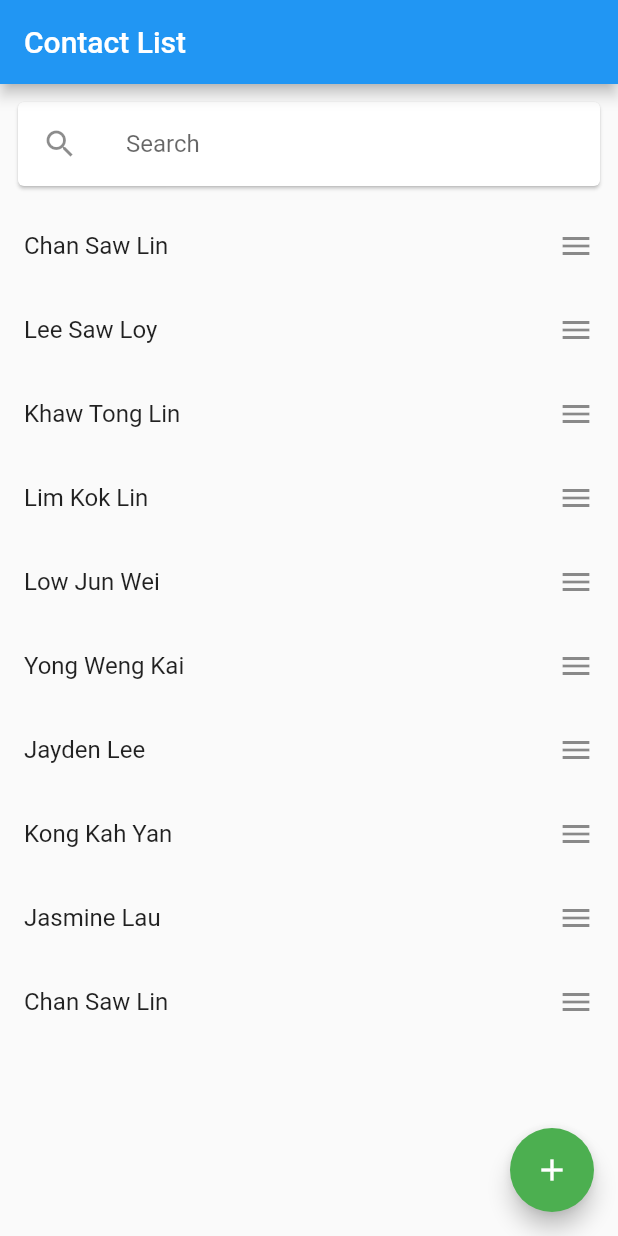
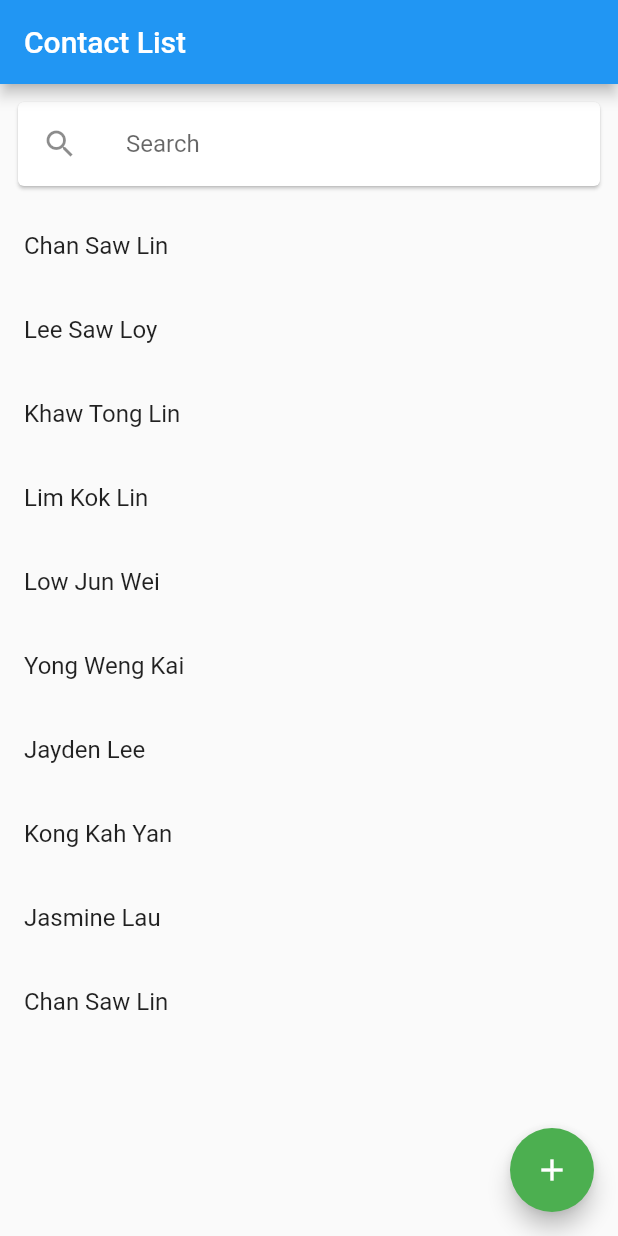
Before and after one commit to kaijie0420/vimigo_assessment, a Flutter app: the screen it shows after launch, on a phone screen of 412 x 824 dp. Run offline on Flutter 3.47's test engine with Material 2 defaults, Android fonts, the phone set to English and light mode, and no system bars.

```diff
--- a/lib/main.dart
+++ b/lib/main.dart
@@ -1,8 +1,9 @@
 import 'package:flutter/material.dart';
 import 'dart:convert';
 import 'package:flutter/services.dart' show rootBundle;
-import 'package:vimigo_assessment/model/contact_details.dart';
-import 'package:vimigo_assessment/add_contact.dart';
+import 'model/contact_details.dart';
+import 'add_contact.dart';
+import 'view_contact.dart';
 
 void main() {
   runApp(MyApp());
@@ -20,8 +21,8 @@ class MyApp extends StatelessWidget {
       ),
       home: MyHomePage(title: 'Contact List'),
       routes: {
-        // '/': (context) => _login,
         '/addContact': (context) => AddContactPage(),
+        '/viewContact': (context) => ViewContactPage(),
       },
     );
   }
@@ -124,7 +125,22 @@ class _MyHomePageState extends State<MyHomePage> {
     } else {
       list = _contactDetails;
     }
-    return list.asMap().map((index, item) => MapEntry(index, ListTile(key: Key("$index"), title: Text("${item.user}"), trailing: Icon(Icons.menu)))).values.toList();
+    return list.asMap().map((index, item) {
+      return MapEntry(
+        index,
+        ListTile(
+          key: Key("$index"),
+          title: Text("${item.user}"),
+          onTap: () {
+            Navigator.pushNamed(
+              context,
+              '/viewContact',
+              arguments: item,
+            );
+          },
+        ),
+      );
+    }).values.toList();
   }
 
   onSearchTextChanged(String text) async {
--- a/pubspec.yaml
+++ b/pubspec.yaml
@@ -23,6 +23,7 @@ environment:
 dependencies:
   flutter:
     sdk: flutter
+  intl: ^0.16.1
 
 
   # The following adds the Cupertino Icons font to your application.
```
Also changed, not shown: lib/view_contact.dart (added, +67 -0 lines), pubspec.lock.
